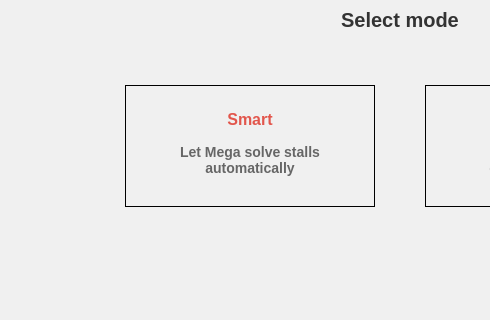
Qt form src/MEGASync/stalled_issues/gui/macx/StalledIssuesDialog.ui (meganz/MEGAsync) before a commit; both pictures show x 0 to 490 and y 160 to 480 of the 800 by 600 pixel window.
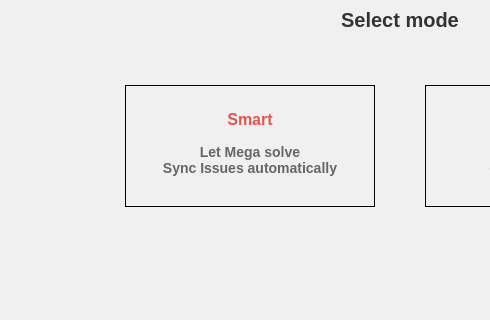
The same form after that commit. The open tabs and pages were chosen to show the change. Icons and pictures are not drawn. Custom widgets are drawn as their Qt base class.

```diff
--- a/src/MEGASync/stalled_issues/gui/macx/StalledIssuesDialog.ui
+++ b/src/MEGASync/stalled_issues/gui/macx/StalledIssuesDialog.ui
@@ -292,8 +292,8 @@
              <item>
               <widget class="QLabel" name="SmartDescription">
                <property name="text">
-                <string>Let Mega solve stalls
-automatically</string>
+                <string>Let Mega solve
+Sync Issues automatically</string>
                </property>
                <property name="alignment">
                 <set>Qt::AlignCenter</set>
```
